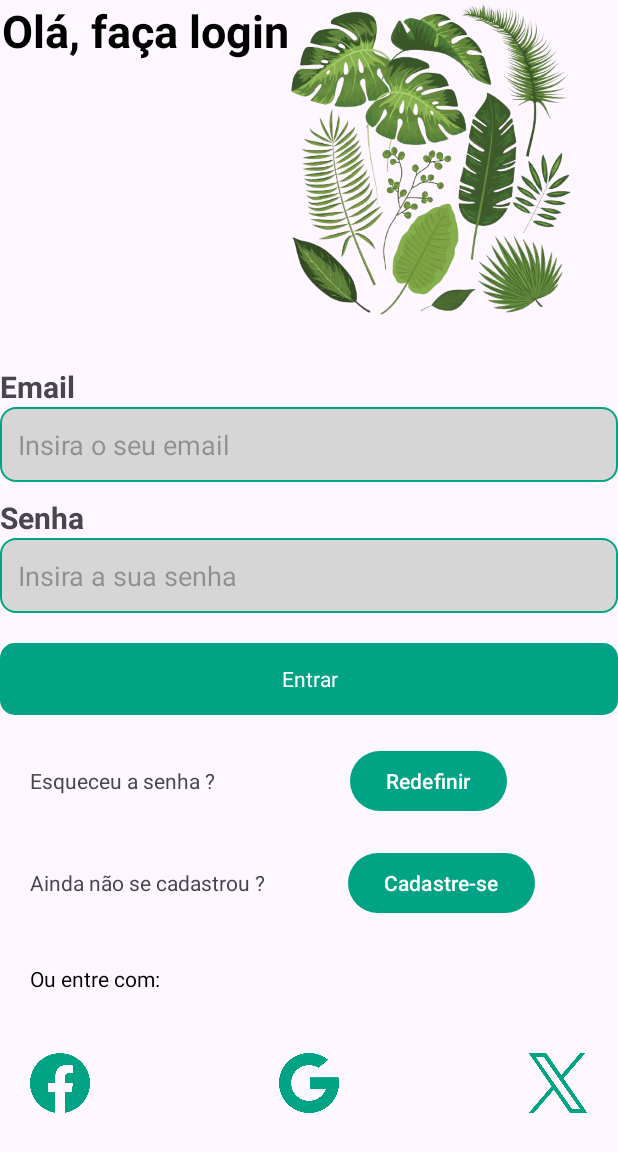
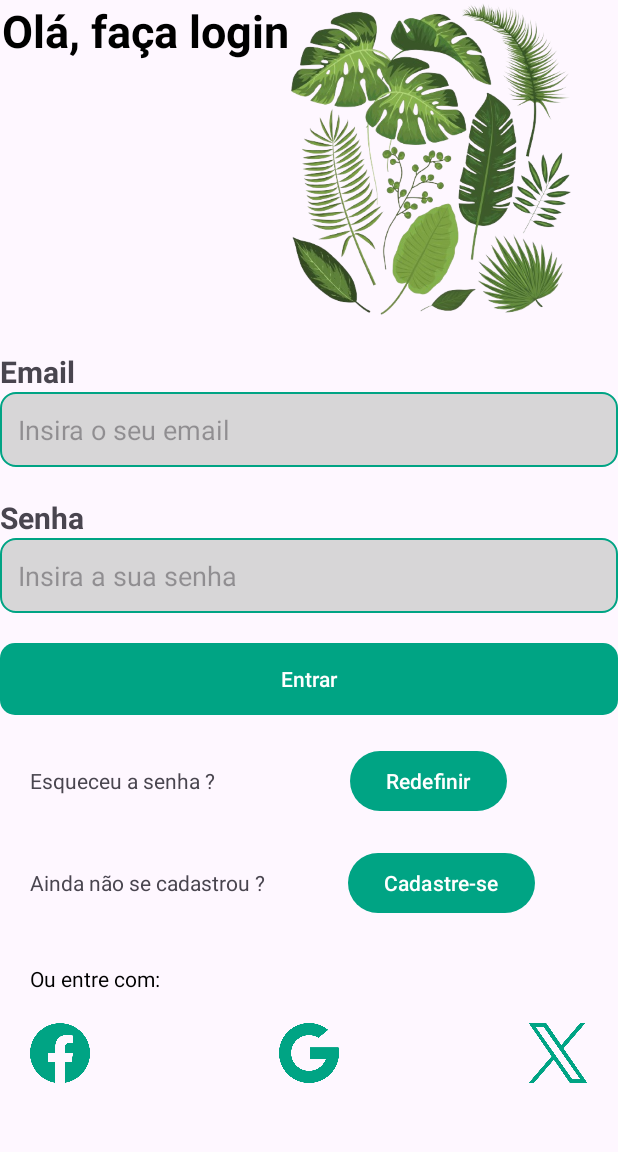
Before and after one commit to MiguelDK17/FloraNotify, an Android app: the screen it shows after launch (MainActivity), on a phone screen of 412 x 824 dp. Shown: the top 1152 px of the screen. Run offline under Robolectric (Android 15) with nearby library versions, the light colour scheme and no system bars.

Commit message:
Layout da tela cadastro corrigido e viewBinding adicionado ao projeto

```diff
--- a/app/src/main/AndroidManifest.xml
+++ b/app/src/main/AndroidManifest.xml
@@ -21,6 +21,8 @@
                 <category android:name="android.intent.category.LAUNCHER" />
             </intent-filter>
         </activity>
+        <activity android:name=".Cadastro"
+            android:exported="false"/>
     </application>
 
 </manifest>
--- a/app/src/main/java/com/migueldev/floranotify/MainActivity.kt
+++ b/app/src/main/java/com/migueldev/floranotify/MainActivity.kt
@@ -1,11 +1,24 @@
 package com.migueldev.floranotify
 
+import android.content.Intent
 import androidx.appcompat.app.AppCompatActivity
 import android.os.Bundle
+import com.migueldev.floranotify.databinding.ActivityMainBinding
 
 class MainActivity : AppCompatActivity() {
+    private lateinit var binding: ActivityMainBinding
     override fun onCreate(savedInstanceState: Bundle?) {
         super.onCreate(savedInstanceState)
-        setContentView(R.layout.activity_main)
+        binding = ActivityMainBinding.inflate(layoutInflater)
+        val view = binding.root
+        val context = view.context
+        val btCadastro = binding.btCadastro
+        setContentView(view)
+
+        btCadastro.setOnClickListener {
+            val intent = Intent(context, Cadastro::class.java)
+            startActivity(intent)
+        }
+
     }
 }
--- a/app/src/main/res/layout/activity_main.xml
+++ b/app/src/main/res/layout/activity_main.xml
@@ -31,7 +31,7 @@
         android:text="@string/email"
         android:textSize="20sp"
         android:textStyle="bold"
-        android:layout_marginTop="30dp"/>
+        android:layout_marginTop="20dp"/>
 
 
     <EditText
@@ -54,7 +54,7 @@
         android:text="@string/senha"
         android:textSize="20sp"
         android:textStyle="bold"
-        android:layout_marginTop="10dp"/>
+        android:layout_marginTop="20dp"/>
 
 
 
@@ -71,7 +71,6 @@
 
     <Button
         android:id="@+id/bt_entrar"
-        style="@android:style/Widget.Button"
         android:layout_width="match_parent"
         android:layout_height="wrap_content"
         android:layout_below="@id/edt_senha"
@@ -148,7 +147,7 @@
         android:layout_height="40dp"
         android:layout_below="@id/tv_entre_com"
         android:layout_marginStart="20dp"
-        android:layout_marginTop="40dp"
+        android:layout_marginTop="20dp"
         android:backgroundTint="?attr/colorPrimary"
         android:background="@drawable/facebook_5968903"
         android:contentDescription="@string/entrar_com_facebook" />
@@ -159,7 +158,7 @@
         android:layout_height="40dp"
         android:layout_below="@id/tv_entre_com"
         android:layout_centerHorizontal="true"
-        android:layout_marginTop="40dp"
+        android:layout_marginTop="20dp"
         android:background="@drawable/icone_google"
         android:backgroundTint="?attr/colorPrimary"
         android:contentDescription="@string/entrar_com_conta_google" />
@@ -172,7 +171,7 @@
         android:layout_height="40dp"
         android:layout_below="@id/tv_entre_com"
         android:layout_alignParentEnd="true"
-        android:layout_marginTop="40dp"
+        android:layout_marginTop="20dp"
         android:layout_marginEnd="20dp"
         android:background="@drawable/twitter_5968958"
         android:backgroundTint="?attr/colorPrimary"
```
Also changed, not shown: app/build.gradle.kts (+9 -0 lines), app/src/main/java/com/migueldev/floranotify/Cadastro.kt (added, +16 -0 lines), app/src/main/res/layout/activity_cadastro.xml (+10 -1 lines), 1 other file.
